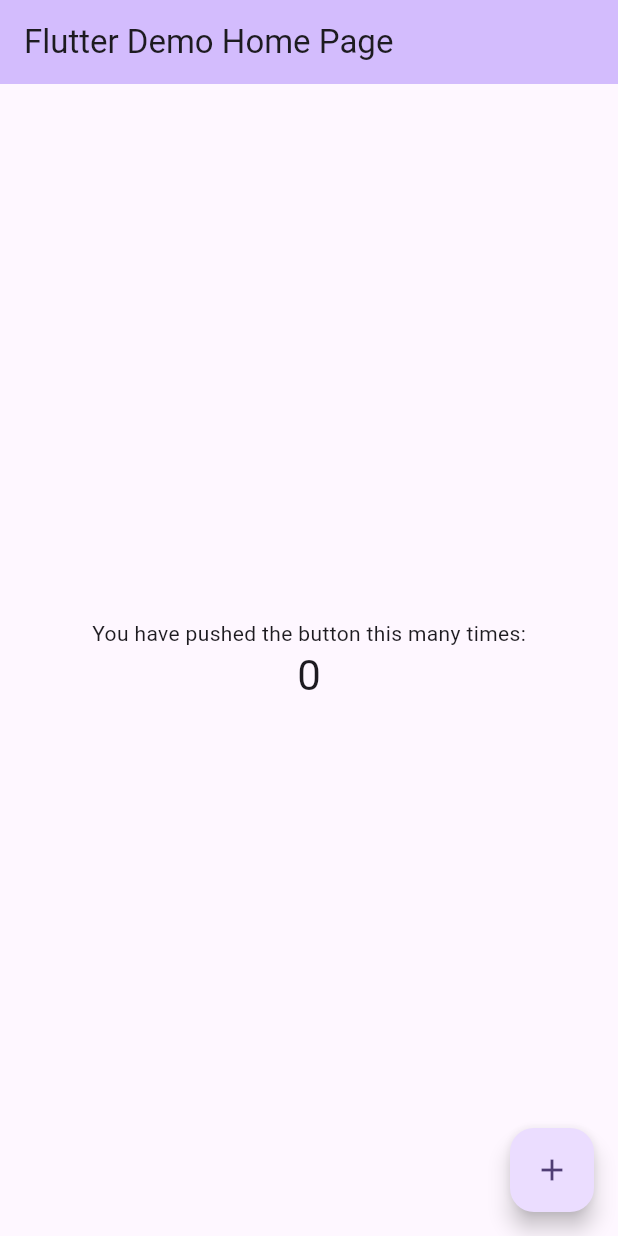
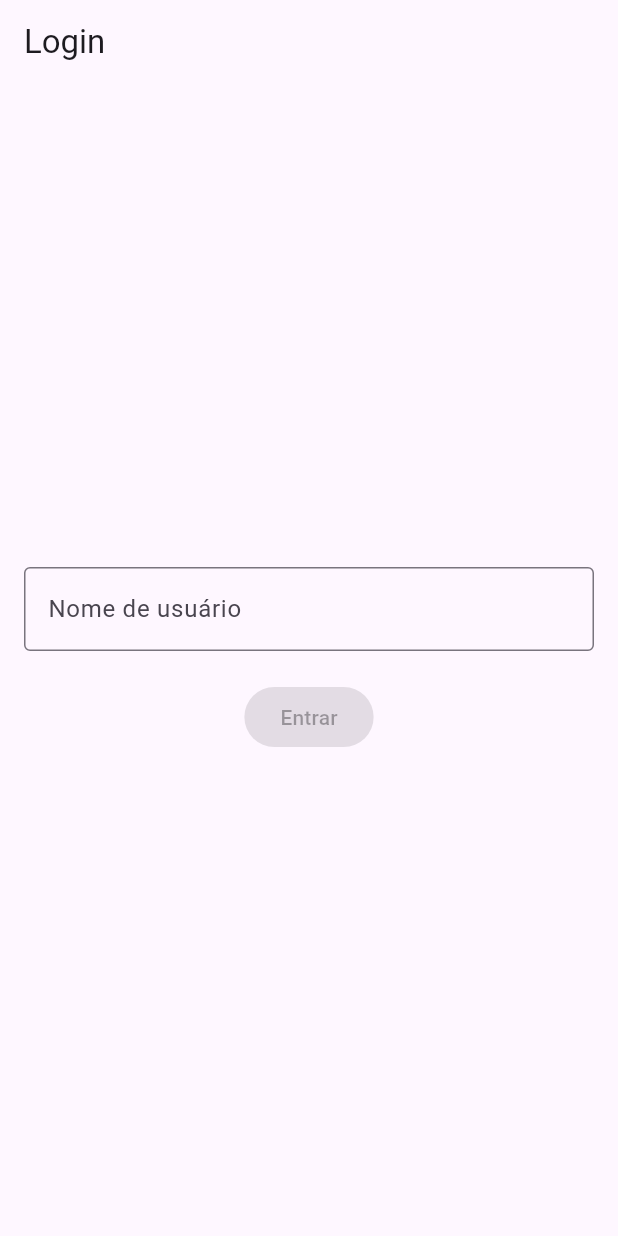
Before and after one commit to IsaiasSwidz/Aula-Flutter, a Flutter app: the screen it shows after launch, on a phone screen of 412 x 824 dp. Run offline on Flutter 3.47's test engine with Material 3 defaults, Android fonts, the phone set to English and light mode, and no system bars.

Commit message:
Realização das atividades

```diff
--- a/Login/lib/main.dart
+++ b/Login/lib/main.dart
@@ -1,122 +1,27 @@
 import 'package:flutter/material.dart';
+import 'package:login/viewmodels/login_viewmodel.dart';
+import 'package:login/views/login_view.dart';
+import 'package:provider/provider.dart';
 
 void main() {
-  runApp(const MyApp());
+  runApp(
+    ChangeNotifierProvider(
+      create: (context) => LoginViewModel(),
+      child: const MyApp(),
+    ),
+  );
 }
 
 class MyApp extends StatelessWidget {
-  const MyApp({super.key});
+  const MyApp({Key? key}) : super(key: key);
 
-  // This widget is the root of your application.
   @override
   Widget build(BuildContext context) {
     return MaterialApp(
-      title: 'Flutter Demo',
-      theme: ThemeData(
-        // This is the theme of your application.
-        //
-        // TRY THIS: Try running your application with "flutter run". You'll see
-        // the application has a purple toolbar. Then, without quitting the app,
-        // try changing the seedColor in the colorScheme below to Colors.green
-        // and then invoke "hot reload" (save your changes or press the "hot
-        // reload" button in a Flutter-supported IDE, or press "r" if you used
-        // the command line to start the app).
-        //
-        // Notice that the counter didn't reset back to zero; the application
-        // state is not lost during the reload. To reset the state, use hot
-        // restart instead.
-        //
-        // This works for code too, not just values: Most code changes can be
-        // tested with just a hot reload.
-        colorScheme: ColorScheme.fromSeed(seedColor: Colors.deepPurple),
-      ),
-      home: const MyHomePage(title: 'Flutter Demo Home Page'),
+      title: 'Login MVVM',
+      theme: ThemeData(primarySwatch: Colors.blue),
+      home: LoginPage(),
+      debugShowCheckedModeBanner: false,
     );
   }
 }
-
-class MyHomePage extends StatefulWidget {
-  const MyHomePage({super.key, required this.title});
-
-  // This widget is the home page of your application. It is stateful, meaning
-  // that it has a State object (defined below) that contains fields that affect
-  // how it looks.
-
-  // This class is the configuration for the state. It holds the values (in this
-  // case the title) provided by the parent (in this case the App widget) and
-  // used by the build method of the State. Fields in a Widget subclass are
-  // always marked "final".
-
-  final String title;
-
-  @override
-  State<MyHomePage> createState() => _MyHomePageState();
-}
-
-class _MyHomePageState extends State<MyHomePage> {
-  int _counter = 0;
-
-  void _incrementCounter() {
-    setState(() {
-      // This call to setState tells the Flutter framework that something has
-      // changed in this State, which causes it to rerun the build method below
-      // so that the display can reflect the updated values. If we changed
-      // _counter without calling setState(), then the build method would not be
-      // called again, and so nothing would appear to happen.
-      _counter++;
-    });
-  }
-
-  @override
-  Widget build(BuildContext context) {
-    // This method is rerun every time setState is called, for instance as done
-    // by the _incrementCounter method above.
-    //
-    // The Flutter framework has been optimized to make rerunning build methods
-    // fast, so that you can just rebuild anything that needs updating rather
-    // than having to individually change instances of widgets.
-    return Scaffold(
-      appBar: AppBar(
-        // TRY THIS: Try changing the color here to a specific color (to
-        // Colors.amber, perhaps?) and trigger a hot reload to see the AppBar
-        // change color while the other colors stay the same.
-        backgroundColor: Theme.of(context).colorScheme.inversePrimary,
-        // Here we take the value from the MyHomePage object that was created by
-        // the App.build method, and use it to set our appbar title.
-        title: Text(widget.title),
-      ),
-      body: Center(
-        // Center is a layout widget. It takes a single child and positions it
-        // in the middle of the parent.
-        child: Column(
-          // Column is also a layout widget. It takes a list of children and
-          // arranges them vertically. By default, it sizes itself to fit its
-          // children horizontally, and tries to be as tall as its parent.
-          //
-          // Column has various properties to control how it sizes itself and
-          // how it positions its children. Here we use mainAxisAlignment to
-          // center the children vertically; the main axis here is the vertical
-          // axis because Columns are vertical (the cross axis would be
-          // horizontal).
-          //
-          // TRY THIS: Invoke "debug painting" (choose the "Toggle Debug Paint"
-          // action in the IDE, or press "p" in the console), to see the
-          // wireframe for each widget.
-          mainAxisAlignment: MainAxisAlignment.center,
-          children: <Widget>[
-            const Text('You have pushed the button this many times:'),
-            Text(
-              '$_counter',
-              style: Theme.of(context).textTheme.headlineMedium,
-            ),
-          ],
-        ),
-      ),
-      floatingActionButton: FloatingActionButton(
-        onPressed: _incrementCounter,
-        tooltip: 'Increment',
-        child: const Icon(Icons.add),
-      ), // This trailing comma makes auto-formatting nicer for build methods.
-    );
-  }
-}
--- a/Login/lib/viewmodels/login_viewmodel.dart
+++ b/Login/lib/viewmodels/login_viewmodel.dart
@@ -1,12 +1,23 @@
 import 'package:flutter/material.dart';
 
 class LoginViewModel extends ChangeNotifier {
-  String username = '';
+  String _username = '';
 
-  void updateUsername(String value) {
-    username = value;
+  String get username => _username;
+
+  void setUsername(String value) {
+    _username = value;
     notifyListeners();
   }
 
-  bool isValid() => username.isNotEmpty;
+  bool get canLogin => _username.isNotEmpty;
+
+  // Simula o login (sem autenticação real)
+  Future<void> login() async {
+    if (canLogin) {
+      // Aqui você poderia fazer uma chamada a uma API, mas estamos simulando
+      await Future.delayed(const Duration(seconds: 1)); // Simula um delay
+      notifyListeners();
+    }
+  }
 }
--- a/Login/lib/views/login_view.dart
+++ b/Login/lib/views/login_view.dart
@@ -1,26 +1,50 @@
 import 'package:flutter/material.dart';
 import 'package:login/viewmodels/login_viewmodel.dart';
+import 'package:login/views/welcome_page.dart';
 import 'package:provider/provider.dart';
 
-class LoginView extends StatelessWidget {
-  const LoginView({super.key});
+class LoginPage extends StatelessWidget {
+  final TextEditingController usernameController = TextEditingController();
 
   @override
   Widget build(BuildContext context) {
-    final vm = Provider.of<LoginViewModel>(context);
+    final viewModel = Provider.of<LoginViewModel>(context);
 
     return Scaffold(
-      body: Column(
-        children: [
-          TextField(
-            onChanged: vm.updateUsername,
-            decoration: InputDecoration(labelText: 'Usuário'),
-          ),
-          ElevatedButton(
-            onPressed: vm.isValid() ? () => print('Login OK') : null,
-            child: Text('Entrar'),
-          )
-        ],
+      appBar: AppBar(title: const Text("Login")),
+      body: Padding(
+        padding: const EdgeInsets.all(16.0),
+        child: Column(
+          mainAxisAlignment: MainAxisAlignment.center,
+          children: [
+            TextField(
+              controller: usernameController,
+              decoration: const InputDecoration(
+                labelText: 'Nome de usuário',
+                border: OutlineInputBorder(),
+              ),
+              onChanged: (value) {
+                viewModel.setUsername(value);
+              },
+            ),
+            const SizedBox(height: 20),
+            ElevatedButton(
+              onPressed: viewModel.canLogin
+                  ? () {
+                      viewModel.login().then((_) {
+                        Navigator.push(
+                          context,
+                          MaterialPageRoute(
+                            builder: (context) => WelcomePage(username: viewModel.username),
+                          ),
+                        );
+                      });
+                    }
+                  : null,
+              child: const Text("Entrar"),
+            ),
+          ],
+        ),
       ),
     );
   }
```
Also changed, not shown: Login/lib/views/welcome_page.dart (added, +20 -0 lines).
